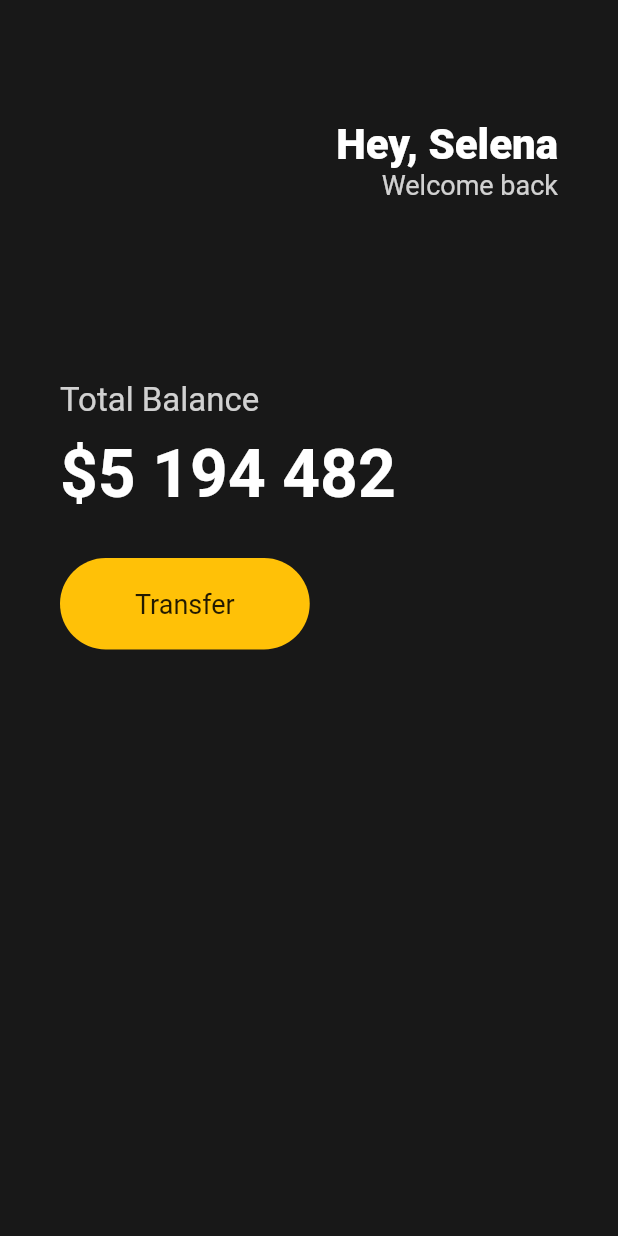
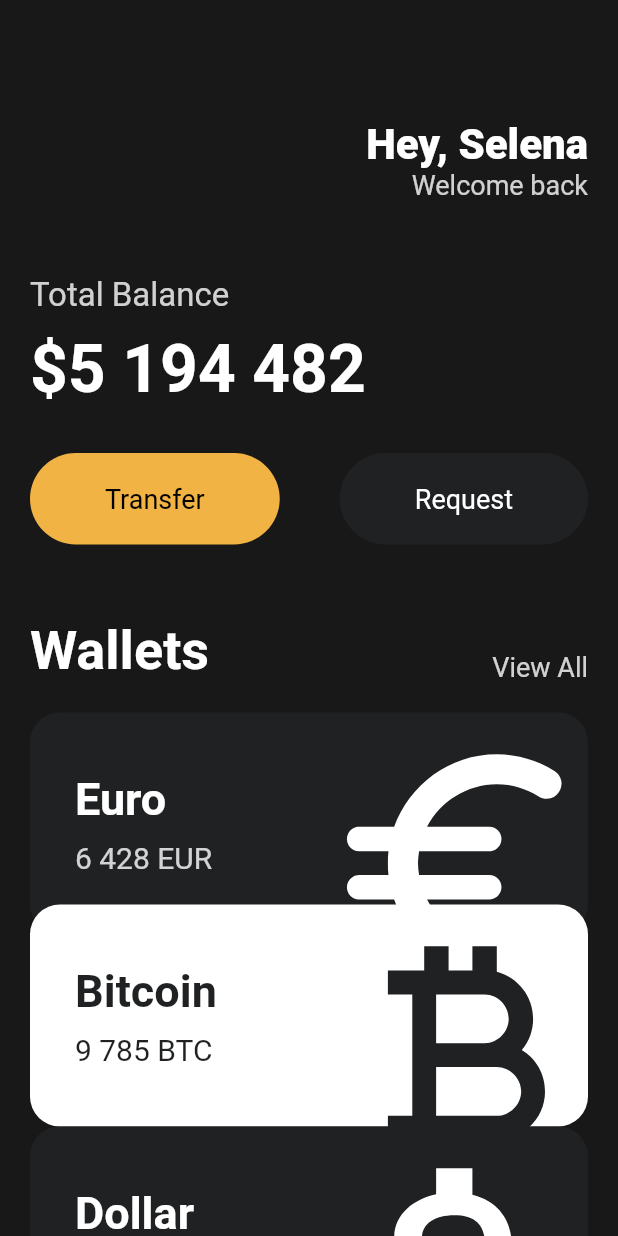
Before and after one commit to jinlee1703/flutter_study_toonflix, a Flutter app: the screen it shows after launch, on a phone screen of 412 x 824 dp. Run offline on Flutter 3.47's test engine with Material 2 defaults, Android fonts, the phone set to English and light mode, and no system bars.

Commit message:
feat: implement cards from chapter3

```diff
--- a/lib/main.dart
+++ b/lib/main.dart
@@ -1,85 +1,128 @@
 import 'package:flutter/material.dart';
+import 'package:toonflix/widgets/button.dart';
+import 'package:toonflix/widgets/currency_card.dart';
 
 void main() {
   runApp(App());
 }
+
 class App extends StatelessWidget {
   @override
   Widget build(BuildContext context) {
     return MaterialApp(
       home: Scaffold(
-        backgroundColor: Color(0xFF181818),
-        body:
-            Padding(padding: EdgeInsets.symmetric(horizontal: 40),
+        backgroundColor: const Color(0xFF181818),
+        body: Padding(
+          padding: const EdgeInsets.symmetric(horizontal: 20),
           child: Column(
             crossAxisAlignment: CrossAxisAlignment.start,
             children: [
-              SizedBox(height: 80,),
+              const SizedBox(
+                height: 80,
+              ),
               Row(
                 mainAxisAlignment: MainAxisAlignment.end,
                 children: [
                   Column(
                     crossAxisAlignment: CrossAxisAlignment.end,
                     children: [
-                Text('Hey, Selena',
+                      const Text('Hey, Selena',
                           style: TextStyle(
                               color: Colors.white,
                               fontSize: 28,
-                        fontWeight: FontWeight.w800
-                    )
-                ),
-                Text('Welcome back',
+                              fontWeight: FontWeight.w800)),
+                      const Text('Welcome back',
                           style: TextStyle(
                               color: Color.fromRGBO(255, 255, 255, 0.8),
-                        fontSize: 18
-                    )
+                              fontSize: 18)),
+                    ],
                   ),
                 ],
               ),
-
-          ],
+              const SizedBox(
+                height: 50,
               ),
-        SizedBox(height: 120,),
-        Text(
-            'Total Balance',
+              Text('Total Balance',
                   style: TextStyle(
-                fontSize: 22,
-                color: Colors.white.withOpacity(0.8)
-            )
+                      fontSize: 22, color: Colors.white.withOpacity(0.8))),
+              const SizedBox(
+                height: 10,
               ),
-        SizedBox(height: 10,),
-      Text(
-          '\$5 194 482',
+              const Text('\$5 194 482',
                   style: TextStyle(
                       fontSize: 44,
                       fontWeight: FontWeight.w600,
-              color: Colors.white
-          )
+                      color: Colors.white)),
+              const SizedBox(
+                height: 30,
               ),
-                SizedBox(height: 30,),
-                Row(children: [
-                  Container(
-                    decoration: BoxDecoration(
-                      color: Colors.amber,
-                      borderRadius: BorderRadius.circular(45)
+              Row(
+                mainAxisAlignment: MainAxisAlignment.spaceBetween,
+                children: [
+                  Button(
+                      text: 'Transfer',
+                      bgColor: const Color(0xFFF1B343),
+                      textColor: Colors.black),
+                  Button(
+                      text: 'Request',
+                      bgColor: const Color(0xFF1F2123),
+                      textColor: Colors.white),
+                ],
               ),
-                    child: Padding(
-                      padding: EdgeInsets.symmetric(
-                        vertical: 20,
-                        horizontal: 50,
+              const SizedBox(
+                height: 50,
               ),
-                      child: Text(
-                          'Transfer',
+              Row(
+                crossAxisAlignment: CrossAxisAlignment.end,
+                mainAxisAlignment: MainAxisAlignment.spaceBetween,
+                children: [
+                  Text('Wallets',
                       style: TextStyle(
+                          color: Colors.white,
+                          fontSize: 36,
+                          fontWeight: FontWeight.w600)),
+                  Text(
+                    'View All',
+                    style: TextStyle(
+                      color: Colors.white.withOpacity(0.8),
                       fontSize: 18,
                     ),
-
                   ),
-                    ))
-                ],)
                 ],
-      ),),
-
+              ),
+              const SizedBox(
+                height: 20,
+              ),
+              CurrencyCard(
+                name: 'Euro',
+                code: 'EUR',
+                amount: '6 428',
+                icon: Icons.euro_rounded,
+                isInverted: false,
+              ),
+              Transform.translate(
+                offset: Offset(0, -20),
+                child: CurrencyCard(
+                  name: 'Bitcoin',
+                  code: 'BTC',
+                  amount: '9 785',
+                  icon: Icons.currency_bitcoin,
+                  isInverted: true,
+                ),
+              ),
+              Transform.translate(
+                offset: Offset(0, -20),
+                child: CurrencyCard(
+                  name: 'Dollar',
+                  code: 'USD',
+                  amount: '428',
+                  icon: Icons.attach_money_outlined,
+                  isInverted: false,
+                ),
+              ),
+            ],
+          ),
+        ),
       ),
     );
   }
--- /dev/null
+++ b/lib/widgets/button.dart
@@ -0,0 +1,36 @@
+import 'package:flutter/cupertino.dart';
+
+class Button extends StatelessWidget {
+  final String text;
+  final Color bgColor;
+  final Color textColor;
+
+  Button({
+    super.key,
+    required this.text,
+    required this.bgColor,
+    required this.textColor
+  });
+
+  @override
+  Widget build(BuildContext context) {
+    // throw UnimplementedError();
+    return Container(
+        decoration: BoxDecoration(
+            color: bgColor,
+            borderRadius: BorderRadius.circular(45)),
+        child: Padding(
+          padding: const EdgeInsets.symmetric(
+            vertical: 20,
+            horizontal: 50,
+          ),
+          child: Text(
+            text,
+            style: TextStyle(
+              color: textColor,
+              fontSize: 18,
+            ),
+          ),
+        ));
+  }
+}
--- /dev/null
+++ b/lib/widgets/currency_card.dart
@@ -0,0 +1,83 @@
+import 'package:flutter/material.dart';
+
+class CurrencyCard extends StatelessWidget {
+  final String name, code, amount;
+  final IconData icon;
+  final bool isInverted;
+
+  const CurrencyCard({
+    super.key,
+    required this.name,
+    required this.code,
+    required this.amount,
+    required this.icon,
+    required this.isInverted,
+  });
+
+  final _blackColor = const Color(0xFF1F2123);
+
+
+  @override
+  Widget build(BuildContext context) {
+    return Container(
+      clipBehavior: Clip.hardEdge,
+      decoration: BoxDecoration(
+        color: isInverted ? Colors.white : _blackColor,
+        borderRadius: BorderRadius.circular(20),
+      ),
+      child: Padding(
+        padding: const EdgeInsets.all(30),
+        child: Row(
+          mainAxisAlignment: MainAxisAlignment.spaceBetween,
+          children: [
+            Column(
+              crossAxisAlignment: CrossAxisAlignment.start,
+              children: [
+                Text(
+                  name,
+                  style: TextStyle(
+                      color: isInverted ? _blackColor : Colors.white,
+                      fontSize: 30,
+                      fontWeight: FontWeight.w600),
+                ),
+                SizedBox(
+                  height: 10,
+                ),
+                Row(
+                  children: [
+                    Text(
+                      amount,
+                      style: TextStyle(
+                          color: isInverted ? _blackColor : Colors.white.withOpacity(0.8),
+                          fontSize: 20),
+                    ),
+                    const SizedBox(
+                      width: 5,
+                    ),
+                    Text(
+                      code,
+                      style: TextStyle(
+                          color: isInverted ? _blackColor : Colors.white.withOpacity(0.8),
+                          fontSize: 20),
+                    ),
+                  ],
+                ),
+              ],
+            ),
+            Transform.scale(
+              scale: 2.2,
+              child: Transform.translate(
+                offset: Offset(-5, 12),
+                child: Icon(
+                  icon,
+                  color: isInverted ? _blackColor : Colors.white,
+                  size: 88,
+                ),
+              ),
+            )
+          ],
+        ),
+      ),
+    );
+  }
+}
```
Lines whose indentation alone changed are shown as unchanged.
